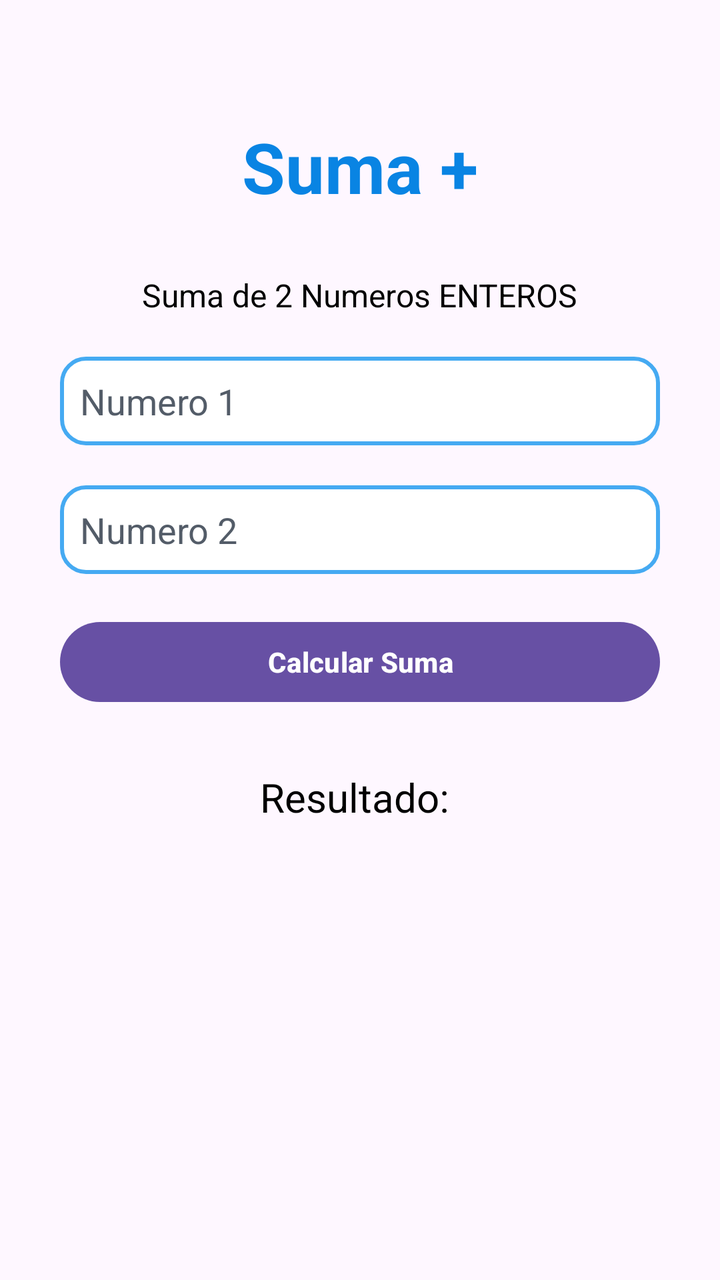
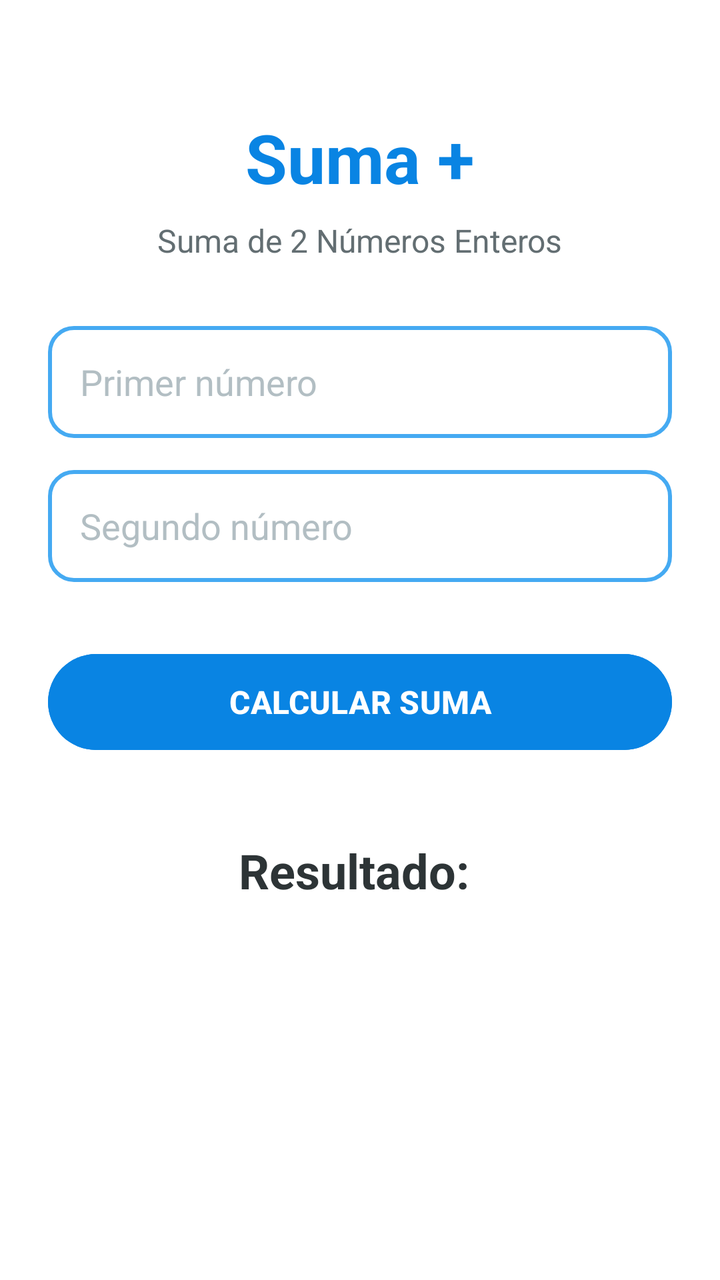

An Android layout rendered at two revisions. The XML below is the earlier revision; the diff shows what the commit changed to produce the second picture.
<!-- AndroidManifest.xml: application theme Theme.AppFragment -->
<!-- res/layout/fragment_suma.xml -->
<?xml version="1.0" encoding="utf-8"?>
<LinearLayout xmlns:android="http://schemas.android.com/apk/res/android"
    android:layout_width="match_parent"
    android:layout_height="wrap_content"
    android:padding="25dp"
    android:orientation="vertical"
    android:gravity="center_horizontal">

    <TextView
        android:layout_marginTop="20dp"
        android:textColor="#0984e3"
        android:padding="15dp"
        android:textSize="35dp"
        android:textStyle="bold"
        android:layout_width="wrap_content"
        android:layout_height="wrap_content"
        android:text="Suma +" />

    <TextView
        android:text="Suma de 2 Numeros ENTEROS"
        android:textColor="#000"
        android:textSize="16sp"
        android:layout_marginTop="15dp"
        android:layout_width="wrap_content"
        android:layout_height="wrap_content" />

    <EditText
        android:id="@+id/edtNum1"
        android:hint="Numero 1"
        android:inputType="number"
        android:textColorHint="#535c68"
        android:layout_marginTop="20dp"
        android:padding="10dp"
        android:background="@drawable/bg_input"
        android:textColor="#000"
        android:layout_width="300dp"
        android:layout_height="wrap_content" />

    <EditText
        android:id="@+id/edtNum2"
        android:hint="Numero 2"
        android:inputType="number"
        android:textColorHint="#535c68"
        android:layout_marginTop="20dp"
        android:padding="10dp"
        android:background="@drawable/bg_input"
        android:textColor="#000"
        android:layout_width="300dp"
        android:layout_height="wrap_content" />

    <Button
        android:id="@+id/btnCalcular"
        android:text="Calcular Suma"
        android:textColor="#FFF"
        android:layout_marginTop="20dp"
        android:textStyle="bold"
        android:layout_width="300dp"
        android:layout_height="wrap_content" />

    <TextView
        android:id="@+id/txtResultado"
        android:text="Resultado: "
        android:textColor="#000"
        android:textSize="20dp"
        android:layout_marginTop="30dp"
        android:layout_width="wrap_content"
        android:layout_height="wrap_content" />

</LinearLayout>
<!-- resources referenced by this layout -->
<resources>
  <!-- drawable bg_input (drawable) -->
  <?xml version="1.0" encoding="utf-8"?>
  <shape xmlns:android="http://schemas.android.com/apk/res/android">
      <solid android:color="#FFF"  />
      <corners android:radius="12dp" />
      <stroke
          android:width="2dp"
          android:color="#45aaf2"/>
  </shape>
  <style name="Theme.AppFragment" parent="Base.Theme.AppFragment" />
  <style name="Base.Theme.AppFragment" parent="Theme.Material3.DayNight.NoActionBar">
          
          
      </style>
</resources>

<!-- the commit's change to res/layout/fragment_suma.xml (unified diff, before → after) -->
@@ -1,69 +1,74 @@
 <?xml version="1.0" encoding="utf-8"?>
 <LinearLayout xmlns:android="http://schemas.android.com/apk/res/android"
     android:layout_width="match_parent"
-    android:layout_height="wrap_content"
-    android:padding="25dp"
+    android:layout_height="match_parent"
+    android:padding="24dp"
     android:orientation="vertical"
-    android:gravity="center_horizontal">
+    android:gravity="center_horizontal"
+    android:background="#FFFFFF">
 
     <TextView
-        android:layout_marginTop="20dp"
-        android:textColor="#0984e3"
-        android:padding="15dp"
-        android:textSize="35dp"
-        android:textStyle="bold"
         android:layout_width="wrap_content"
         android:layout_height="wrap_content"
-        android:text="Suma +" />
+        android:layout_marginTop="32dp"
+        android:text="Suma +"
+        android:textColor="#0984e3"
+        android:textSize="34sp"
+        android:textStyle="bold" />
 
     <TextView
-        android:text="Suma de 2 Numeros ENTEROS"
-        android:textColor="#000"
-        android:textSize="16sp"
-        android:layout_marginTop="15dp"
         android:layout_width="wrap_content"
-        android:layout_height="wrap_content" />
+        android:layout_height="wrap_content"
+        android:layout_marginTop="8dp"
+        android:text="Suma de 2 Números Enteros"
+        android:textColor="#636e72"
+        android:textSize="16sp" />
 
     <EditText
         android:id="@+id/edtNum1"
-        android:hint="Numero 1"
+        android:layout_width="match_parent"
+        android:layout_height="56dp"
+        android:layout_marginTop="32dp"
+        android:background="@drawable/bg_input"
+        android:hint="Primer número"
         android:inputType="number"
-        android:textColorHint="#535c68"
-        android:layout_marginTop="20dp"
-        android:padding="10dp"
-        android:background="@drawable/bg_input"
-        android:textColor="#000"
-        android:layout_width="300dp"
-        android:layout_height="wrap_content" />
+        android:paddingStart="16dp"
+        android:paddingEnd="16dp"
+        android:textColor="#2d3436"
+        android:textColorHint="#b2bec3" />
 
     <EditText
         android:id="@+id/edtNum2"
-        android:hint="Numero 2"
+        android:layout_width="match_parent"
+        android:layout_height="56dp"
+        android:layout_marginTop="16dp"
+        android:background="@drawable/bg_input"
+        android:hint="Segundo número"
         android:inputType="number"
-        android:textColorHint="#535c68"
-        android:layout_marginTop="20dp"
-        android:padding="10dp"
-        android:background="@drawable/bg_input"
-        android:textColor="#000"
-        android:layout_width="300dp"
-        android:layout_height="wrap_content" />
+        android:paddingStart="16dp"
+        android:paddingEnd="16dp"
+        android:textColor="#2d3436"
+        android:textColorHint="#b2bec3" />
 
     <Button
         android:id="@+id/btnCalcular"
-        android:text="Calcular Suma"
-        android:textColor="#FFF"
-        android:layout_marginTop="20dp"
-        android:textStyle="bold"
-        android:layout_width="300dp"
-        android:layout_height="wrap_content" />
+        android:layout_width="match_parent"
+        android:layout_height="56dp"
+        android:layout_marginTop="32dp"
+        android:backgroundTint="#0984e3"
+        android:text="CALCULAR SUMA"
+        android:textColor="#FFFFFF"
+        android:textSize="16sp"
+        android:textStyle="bold" />
 
     <TextView
         android:id="@+id/txtResultado"
+        android:layout_width="wrap_content"
+        android:layout_height="wrap_content"
+        android:layout_marginTop="40dp"
         android:text="Resultado: "
-        android:textColor="#000"
-        android:textSize="20dp"
-        android:layout_marginTop="30dp"
-        android:layout_width="wrap_content"
-        android:layout_height="wrap_content" />
+        android:textColor="#2d3436"
+        android:textSize="24sp"
+        android:textStyle="bold" />
 
 </LinearLayout>
